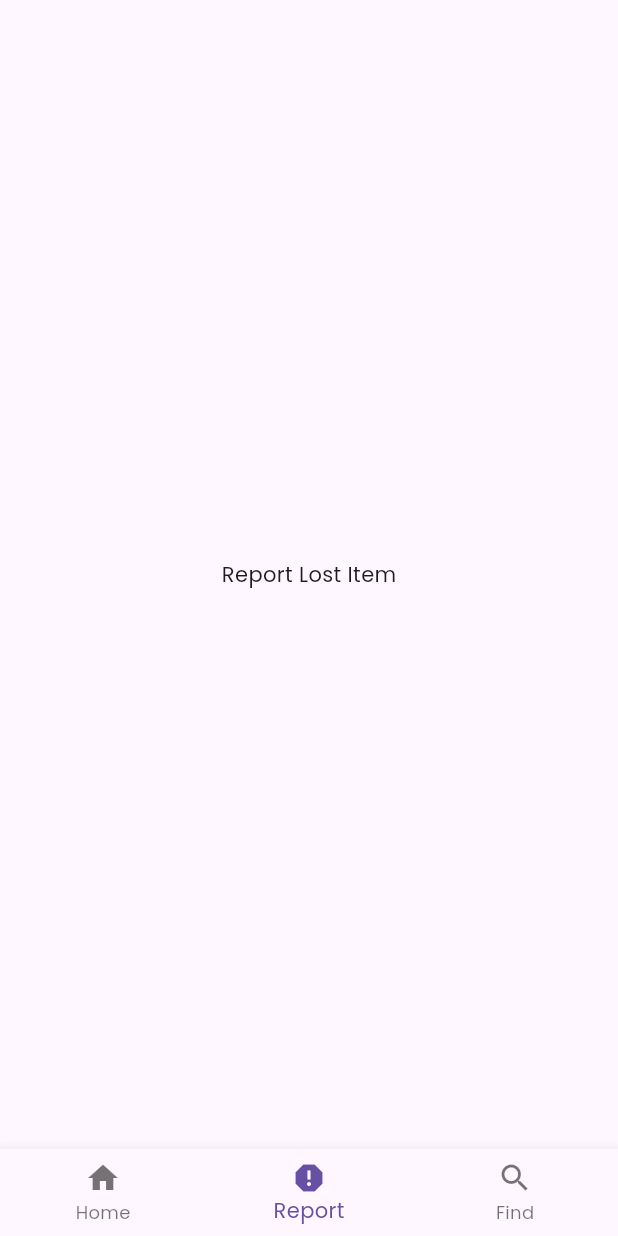
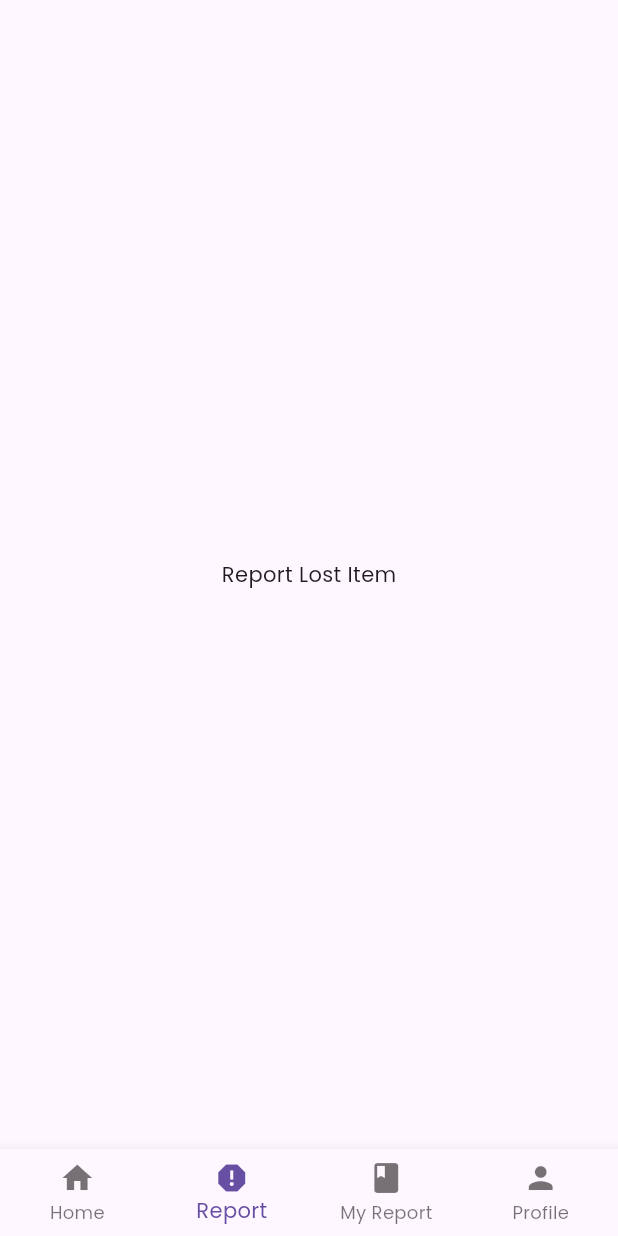
Before and after one commit to RobertOng1/find-my-stuff, a Flutter app: the screen it shows after launch, item 2 of the bottom bar chosen, on a phone screen of 412 x 824 dp. Run offline on Flutter 3.47's test engine with Material 3 defaults, Android fonts, the light colour scheme and no system bars; our stand-ins replace flutter_svg.

Commit message:
feat navbar

```diff
--- a/lib/main.dart
+++ b/lib/main.dart
@@ -33,6 +33,7 @@ class _MainNavbarState extends State<MainNavbar> {
     HomePage(),
     Center(child: Text('Report Lost Item')),
     Center(child: Text('Find Lost Item')),
+    Center(child: Text('Profile')),
   ];
 
   void _onItemTapped(int index) {
@@ -46,6 +47,7 @@ class _MainNavbarState extends State<MainNavbar> {
     return Scaffold(
       body: _pages[_selectedIndex],
       bottomNavigationBar: BottomNavigationBar(
+        type: BottomNavigationBarType.fixed,
         items: const <BottomNavigationBarItem>[
           BottomNavigationBarItem(
             icon: Icon(Icons.home),
@@ -56,8 +58,12 @@ class _MainNavbarState extends State<MainNavbar> {
             label: 'Report',
           ),
           BottomNavigationBarItem(
-            icon: Icon(Icons.search),
-            label: 'Find',
+            icon: Icon(Icons.book),
+            label: 'My Report',
+          ),
+          BottomNavigationBarItem(
+            icon: Icon(Icons.person),
+            label: 'Profile',
           ),
         ],
         currentIndex: _selectedIndex,
--- a/lib/pages/home.dart
+++ b/lib/pages/home.dart
@@ -23,7 +23,7 @@ class _HomePageState extends State<HomePage> {
   Widget build(BuildContext context) {
     _getInitializationInfo();
     return Scaffold(
-      appBar: appBar(),
+      // appBar: appBar(),
       backgroundColor: Colors.white,
       body: ListView(
         children: [
```
